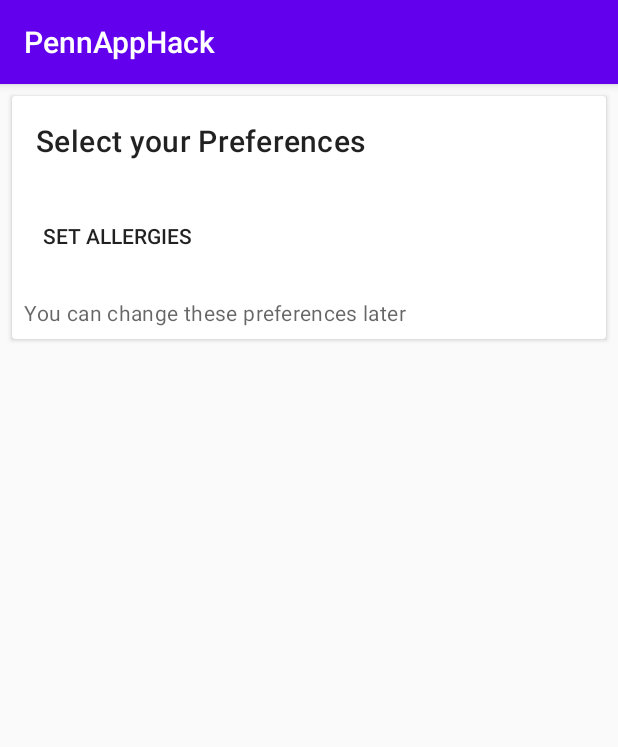
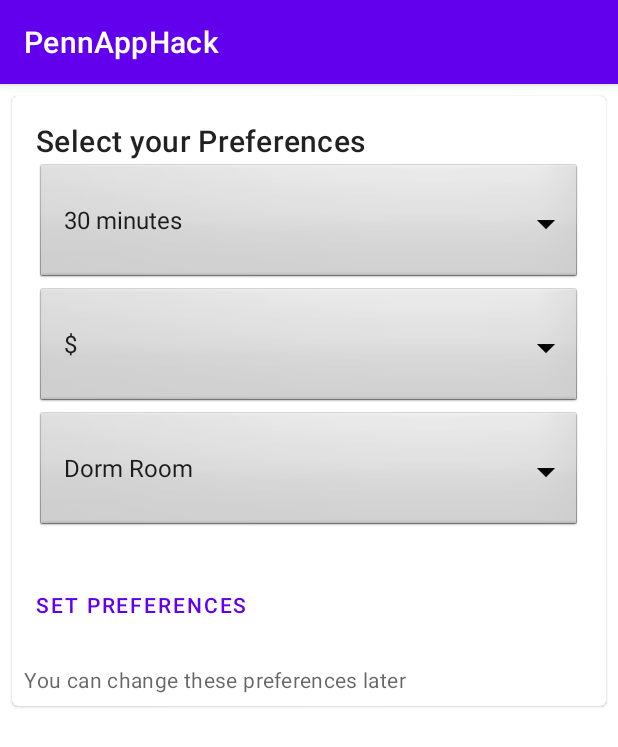
Before and after one commit to beatrice-casey/PennAppHack, an Android app: the SelectPreferences screen opened directly, with no data from a screen before it, on a phone screen of 412 x 824 dp. Shown: the top 747 px of the screen. Run offline under Robolectric (Android 15) with nearby library versions, the phone set to English and light mode, and no system bars.

```diff
--- a/app/build.gradle
+++ b/app/build.gradle
@@ -1,13 +1,13 @@
 apply plugin: 'com.android.application'
 
 android {
-    compileSdkVersion 30
+    compileSdkVersion 28
     buildToolsVersion "30.0.0"
 
     defaultConfig {
         applicationId "com.example.pennapphack"
         minSdkVersion 21
-        targetSdkVersion 30
+        targetSdkVersion 28
         versionCode 1
         versionName "1.0"
 
@@ -24,17 +24,19 @@ android {
 
 dependencies {
     implementation fileTree(dir: "libs", include: ["*.jar"])
-    implementation 'androidx.appcompat:appcompat:1.1.0'
-    implementation 'androidx.constraintlayout:constraintlayout:1.1.3'
+    implementation 'androidx.appcompat:appcompat:1.2.0'
+    implementation 'androidx.constraintlayout:constraintlayout:2.0.1'
     implementation 'androidx.legacy:legacy-support-v4:1.0.0'
+    implementation 'androidx.cardview:cardview:1.0.0'
     testImplementation 'junit:junit:4.12'
-    androidTestImplementation 'androidx.test.ext:junit:1.1.1'
-    androidTestImplementation 'androidx.test.espresso:espresso-core:3.2.0'
+    androidTestImplementation 'androidx.test.ext:junit:1.1.2'
+    androidTestImplementation 'androidx.test.espresso:espresso-core:3.3.0'
 
     implementation 'com.github.parse-community.Parse-SDK-Android:parse:1.25.0'
+    implementation 'com.squareup.okhttp3:okhttp:4.0.1'
     implementation 'com.squareup.okhttp3:logging-interceptor:3.8.1' // for logging API calls to LogCat
 
-    implementation 'com.google.android.material:material:1.1.0'
+    implementation 'com.google.android.material:material:1.2.1'
 
 
     implementation 'com.codepath.libraries:asynchttpclient:0.0.9'
@@ -43,7 +45,7 @@ dependencies {
     // Glide v4 uses this new annotation processor -- see https://bumptech.github.io/glide/doc/generatedapi.html
     annotationProcessor 'com.github.bumptech.glide:compiler:4.11.0'
 
-    implementation 'com.google.android.material:material:<version>'
+    implementation 'com.google.android.material:material:1.2.1'
 
 
 }
--- a/app/src/main/java/com/example/pennapphack/SelectPreferences.java
+++ b/app/src/main/java/com/example/pennapphack/SelectPreferences.java
@@ -2,13 +2,68 @@ package com.example.pennapphack;
 
 import androidx.appcompat.app.AppCompatActivity;
 
+import android.content.Intent;
 import android.os.Bundle;
+import android.view.View;
+import android.widget.ArrayAdapter;
+import android.widget.Button;
+import android.widget.Spinner;
+import android.widget.TextView;
+
+import com.google.android.material.card.MaterialCardView;
 
 public class SelectPreferences extends AppCompatActivity {
+    String [] TIMELIST ={"30 minutes","60 minutes","90 minutes","120 minutes"};
+    String [] PRICELIST ={"$","$$","$$$"};
+    String [] ACCESSLIST ={"Dorm Room", "Full Kitchen"};
+
+    private MaterialCardView cardView;
+    private TextView selectPref;
+    private Spinner timeSpin;
+    private Spinner priceSpin;
+    private Spinner accessSpin;
+    private Button setPref;
+    private TextView change;
 
     @Override
     protected void onCreate(Bundle savedInstanceState) {
         super.onCreate(savedInstanceState);
         setContentView(R.layout.activity_select_preferences);
+
+        cardView = findViewById(R.id.selectPreferencesCard);
+        selectPref=findViewById(R.id.tvSelectPreferences);
+        timeSpin=findViewById(R.id.timeDrop);
+        priceSpin=findViewById(R.id.priceDrop);
+        accessSpin=findViewById(R.id.accessDrop);
+        setPref=findViewById(R.id.btnSetPreferences);
+        change=findViewById(R.id.tvChangePreferences);
+
+        setPref.setOnClickListener(new View.OnClickListener() {
+            @Override
+            public void onClick(View v){
+                goMainActivity();
+            }
+        });
+
+        //time spinner
+        ArrayAdapter<String> arrayAdapterTime= new ArrayAdapter<String>(this, android.R.layout.simple_dropdown_item_1line, TIMELIST);
+        Spinner timeSpinner = (Spinner)timeSpin;
+        timeSpinner.setAdapter(arrayAdapterTime);
+
+        //price spinner
+        ArrayAdapter<String> arrayAdapterPrice = new ArrayAdapter<String>(this, android.R.layout.simple_dropdown_item_1line, PRICELIST);
+        Spinner priceSpinner = (Spinner)priceSpin;
+        priceSpinner.setAdapter(arrayAdapterPrice);
+
+        //access spinner
+        ArrayAdapter<String> arrayAdapterAccess = new ArrayAdapter<String>(this,android.R.layout.simple_dropdown_item_1line, ACCESSLIST);
+        Spinner accessSpinner = (Spinner)accessSpin;
+        accessSpinner.setAdapter(arrayAdapterAccess);
+    }
+
+    private void goMainActivity() {
+        Intent i = new Intent(this, MainActivity.class);
+        startActivity(i);
+        finish();
     }
 }
--- a/app/src/main/res/layout/activity_select_preferences.xml
+++ b/app/src/main/res/layout/activity_select_preferences.xml
@@ -1,4 +1,7 @@
-<com.google.android.material.card.MaterialCardView android:id="@+id/selectPreferencesCard"
+<?xml version="1.0" encoding="utf-8"?>
+<com.google.android.material.card.MaterialCardView
+    xmlns:tools="http://schemas.android.com/tools"
+    android:id="@+id/selectPreferencesCard"
     android:layout_width="match_parent"
     android:layout_height="wrap_content"
     android:layout_margin="8dp"
@@ -23,26 +26,52 @@
                 android:layout_width="wrap_content"
                 android:layout_height="wrap_content"
                 android:text="Select your Preferences"
-                android:textAppearance="?attr/textAppearanceHeadline6"
-                />
+                android:textAppearance="?attr/textAppearanceHeadline6" />
+
+            <Spinner
+                android:id="@+id/timeDrop"
+                android:layout_width="match_parent"
+                android:layout_height="wrap_content"
+                android:spinnerMode="dropdown"
+                android:background="@android:drawable/btn_dropdown"
+                tools:visibility="visible" />
+
+            <Spinner
+                android:id="@+id/priceDrop"
+                android:layout_width="match_parent"
+                android:layout_height="wrap_content"
+                android:spinnerMode="dropdown"
+                android:background="@android:drawable/btn_dropdown"
+                tools:visibility="visible" />
+
+            <Spinner
+                android:id="@+id/accessDrop"
+                android:layout_width="match_parent"
+                android:layout_height="wrap_content"
+                android:spinnerMode="dropdown"
+                android:background="@android:drawable/btn_dropdown"
+                tools:visibility="visible" />
 
 
         </LinearLayout>
 
         <!-- Buttons -->
+
         <LinearLayout
             android:layout_width="wrap_content"
             android:layout_height="wrap_content"
             android:layout_margin="8dp"
             android:orientation="vertical">
+
             <com.google.android.material.button.MaterialButton
                 android:id="@+id/btnSetPreferences"
+                style="?attr/borderlessButtonStyle"
                 android:layout_width="wrap_content"
                 android:layout_height="wrap_content"
                 android:layout_marginEnd="8dp"
-                android:text="Set Allergies"
-                style="?attr/borderlessButtonStyle"
-                android:layout_marginRight="8dp" />
+                android:layout_marginRight="8dp"
+                android:text="Set Preferences" />
+
             <TextView
                 android:id="@+id/tvChangePreferences"
                 android:layout_width="wrap_content"
@@ -50,9 +79,10 @@
                 android:layout_marginTop="16dp"
                 android:text="You can change these preferences later"
                 android:textAppearance="?attr/textAppearanceBody2"
-                android:textColor="?android:attr/textColorSecondary"
-                />
+                android:textColor="?android:attr/textColorSecondary" />
         </LinearLayout>
+
+
 
     </LinearLayout>
 
--- a/app/src/main/res/values/styles.xml
+++ b/app/src/main/res/values/styles.xml
@@ -1,6 +1,6 @@
 <resources>
     <!-- Base application theme. -->
-    <style name="AppTheme" parent="Theme.AppCompat.Light.DarkActionBar">
+    <style name="AppTheme" parent="Theme.MaterialComponents.Light.DarkActionBar">
         <!-- Customize your theme here. -->
         <item name="colorPrimary">@color/colorPrimary</item>
         <item name="colorPrimaryDark">@color/colorPrimaryDark</item>
--- a/build.gradle
+++ b/build.gradle
@@ -5,7 +5,7 @@ buildscript {
         jcenter()
     }
     dependencies {
-        classpath "com.android.tools.build:gradle:4.0.0"
+        classpath 'com.android.tools.build:gradle:4.0.1'
 
         // NOTE: Do not place your application dependencies here; they belong
         // in the individual module build.gradle files
```
